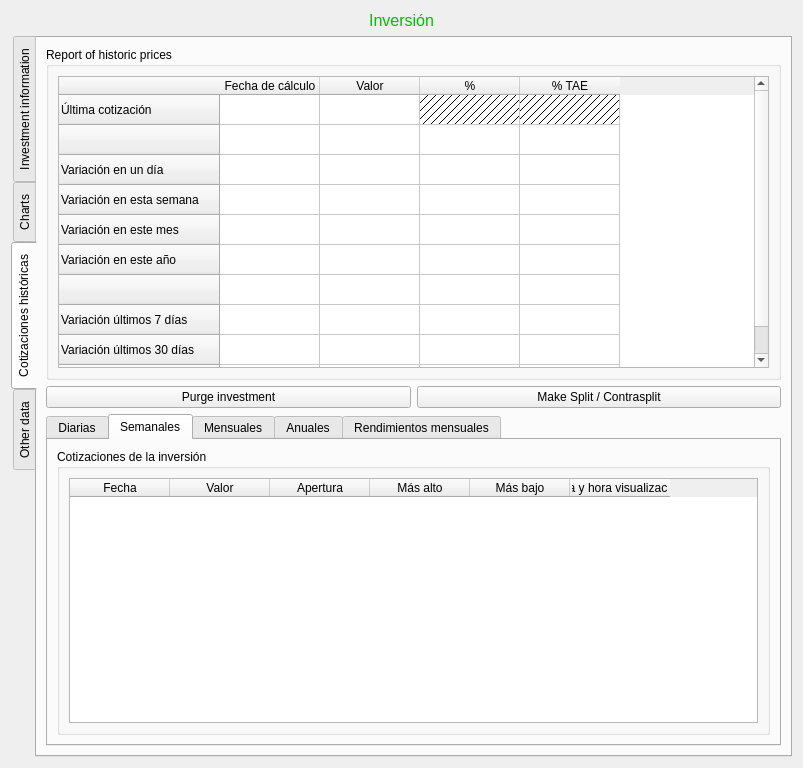
Qt form ui/frmAnalisis.ui (turulomio/xulpymoney) before a commit.
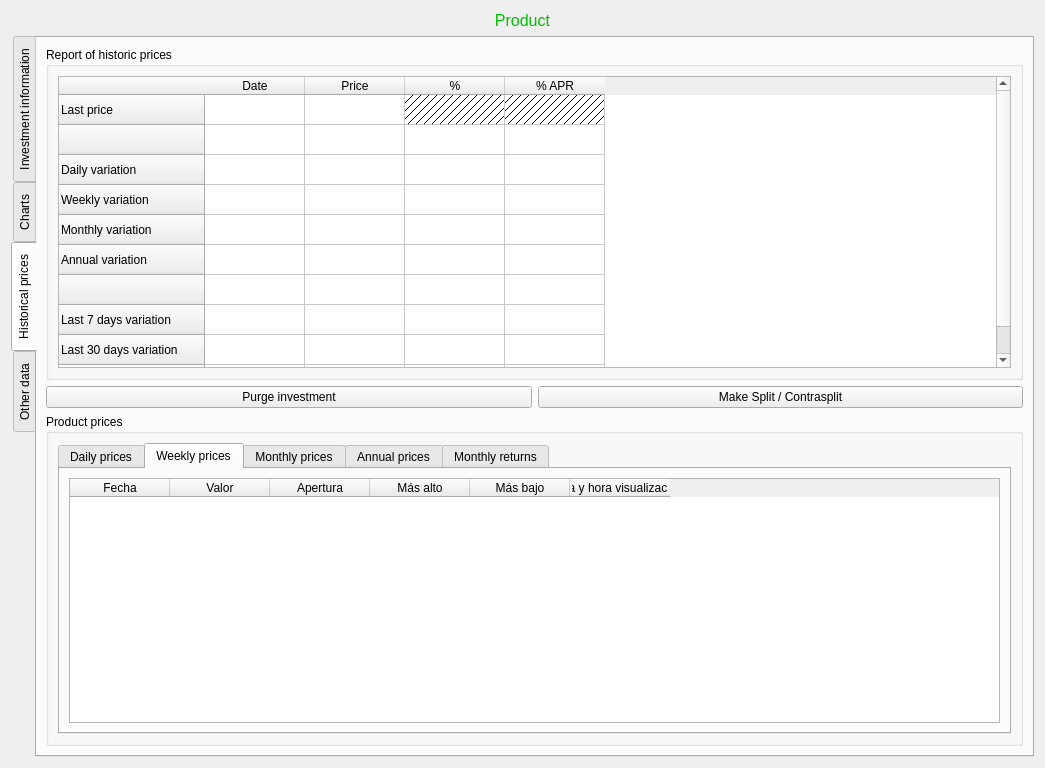
The same form after that commit. The open tabs and pages were chosen to show the change. Icons and pictures are not drawn. Custom widgets are drawn as their Qt base class.

Patch:
```diff
--- a/ui/frmAnalisis.ui
+++ b/ui/frmAnalisis.ui
@@ -9,7 +9,7 @@
    <rect>
     <x>0</x>
     <y>0</y>
-    <width>803</width>
+    <width>1045</width>
     <height>768</height>
    </rect>
   </property>
@@ -39,7 +39,7 @@
           <string notr="true">color: rgb(0, 192, 0);</string>
          </property>
          <property name="text">
-          <string>Inversión</string>
+          <string>Product</string>
          </property>
          <property name="alignment">
           <set>Qt::AlignCenter</set>
@@ -728,11 +728,11 @@
        </widget>
        <widget class="QWidget" name="tabQuotes">
         <attribute name="title">
-         <string>Cotizaciones históricas</string>
+         <string>Historical prices</string>
         </attribute>
-        <layout class="QHBoxLayout" name="horizontalLayout_5">
+        <layout class="QHBoxLayout" name="horizontalLayout_37">
          <item>
-          <layout class="QVBoxLayout" name="verticalLayout_4">
+          <layout class="QVBoxLayout" name="verticalLayout_7">
            <item>
             <widget class="QGroupBox" name="grpHistoricos">
              <property name="title">
@@ -743,7 +743,7 @@
                <widget class="myQTableWidget" name="tblTPC">
                 <row>
                  <property name="text">
-                  <string>Última cotización</string>
+                  <string>Last price</string>
                  </property>
                 </row>
                 <row>
@@ -753,22 +753,22 @@
                 </row>
                 <row>
                  <property name="text">
-                  <string>Variación en un día</string>
+                  <string>Daily variation</string>
                  </property>
                 </row>
                 <row>
                  <property name="text">
-                  <string>Variación en esta semana</string>
+                  <string>Weekly variation</string>
                  </property>
                 </row>
                 <row>
                  <property name="text">
-                  <string>Variación en este mes</string>
+                  <string>Monthly variation</string>
                  </property>
                 </row>
                 <row>
                  <property name="text">
-                  <string>Variación en este año</string>
+                  <string>Annual variation</string>
                  </property>
                 </row>
                 <row>
@@ -778,27 +778,27 @@
                 </row>
                 <row>
                  <property name="text">
-                  <string>Variación últimos 7 días</string>
+                  <string>Last 7 days variation</string>
                  </property>
                 </row>
                 <row>
                  <property name="text">
-                  <string>Variación últimos 30 días</string>
+                  <string>Last 30 days variation</string>
                  </property>
                 </row>
                 <row>
                  <property name="text">
-                  <string>Variación últimos 12 meses</string>
+                  <string>Last 12 months variation</string>
                  </property>
                 </row>
                 <column>
                  <property name="text">
-                  <string>Fecha de cálculo</string>
+                  <string>Date</string>
                  </property>
                 </column>
                 <column>
                  <property name="text">
-                  <string>Valor</string>
+                  <string>Price</string>
                  </property>
                 </column>
                 <column>
@@ -808,7 +808,7 @@
                 </column>
                 <column>
                  <property name="text">
-                  <string>% TAE</string>
+                  <string>% APR</string>
                  </property>
                 </column>
                 <item row="0" column="0">
@@ -884,6 +884,12 @@
             </layout>
            </item>
            <item>
+            <widget class="QGroupBox" name="groupBox_9">
+             <property name="title">
+              <string>Product prices</string>
+             </property>
+             <layout class="QHBoxLayout" name="horizontalLayout_5">
+              <item>
             <widget class="QTabWidget" name="tabHistorical">
              <property name="currentIndex">
               <number>4</number>
@@ -893,7 +899,7 @@
              </property>
              <widget class="QWidget" name="tab_5">
               <attribute name="title">
-               <string>Diarias</string>
+                  <string>Daily prices</string>
               </attribute>
               <layout class="QHBoxLayout" name="horizontalLayout_3">
                <item>
@@ -955,15 +961,9 @@
              </widget>
              <widget class="QWidget" name="tab_14">
               <attribute name="title">
-               <string>Semanales</string>
-              </attribute>
-              <layout class="QHBoxLayout" name="horizontalLayout_37">
-               <item>
-                <widget class="QGroupBox" name="groupBox_6">
-                 <property name="title">
-                  <string>Cotizaciones de la inversión</string>
-                 </property>
-                 <layout class="QVBoxLayout" name="verticalLayout_13">
+                  <string>Weekly prices</string>
+                 </attribute>
+                 <layout class="QVBoxLayout" name="verticalLayout_4">
                   <item>
                    <widget class="myQTableWidget" name="tblWeekly">
                     <property name="contextMenuPolicy">
@@ -1012,12 +1012,9 @@
                   </item>
                  </layout>
                 </widget>
-               </item>
-              </layout>
-             </widget>
              <widget class="QWidget" name="tab_3">
               <attribute name="title">
-               <string>Mensuales</string>
+                  <string>Monthly prices</string>
               </attribute>
               <layout class="QHBoxLayout" name="horizontalLayout_2">
                <item>
@@ -1079,7 +1076,7 @@
              </widget>
              <widget class="QWidget" name="tab_13">
               <attribute name="title">
-               <string>Anuales</string>
+                  <string>Annual prices</string>
               </attribute>
               <layout class="QHBoxLayout" name="horizontalLayout_4">
                <item>
@@ -1145,7 +1142,7 @@
                 <normaloff>:/xulpymoney/tools-wizard.png</normaloff>:/xulpymoney/tools-wizard.png</iconset>
               </attribute>
               <attribute name="title">
-               <string>Rendimientos mensuales</string>
+                  <string>Monthly returns</string>
               </attribute>
               <layout class="QHBoxLayout" name="horizontalLayout_9">
                <item>
@@ -1232,6 +1229,9 @@
                </item>
               </layout>
              </widget>
+               </widget>
+              </item>
+             </layout>
             </widget>
            </item>
           </layout>
```
Left out of the diff: 79 changed lines with no effect on the pictures. Lines whose indentation alone changed are shown as unchanged.
